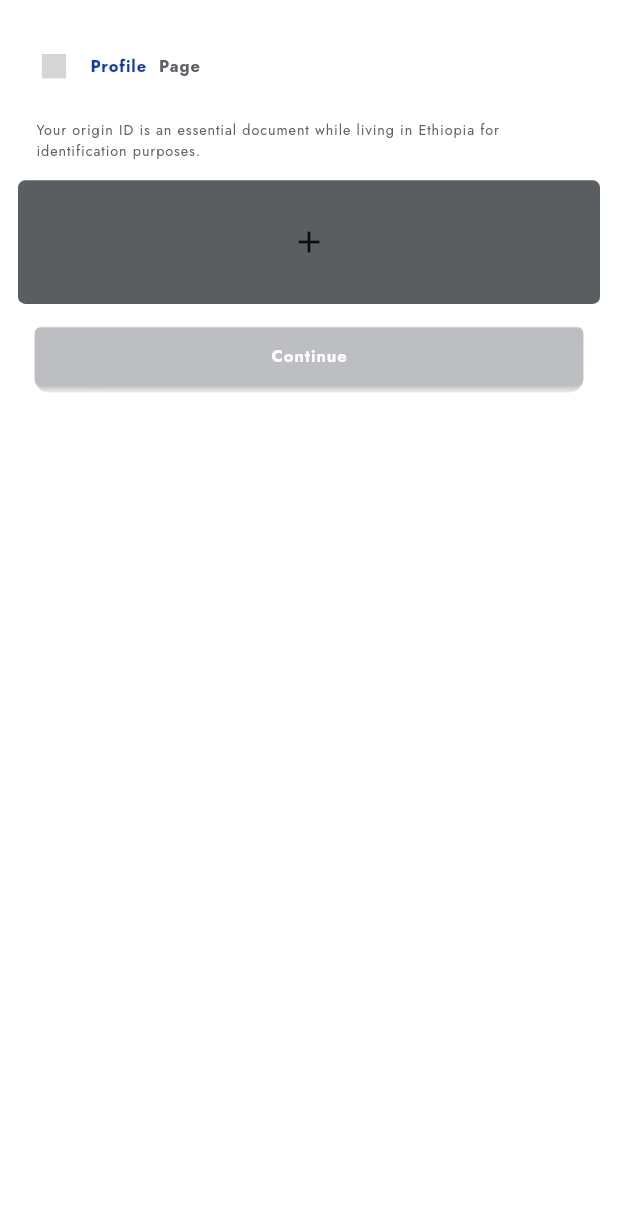
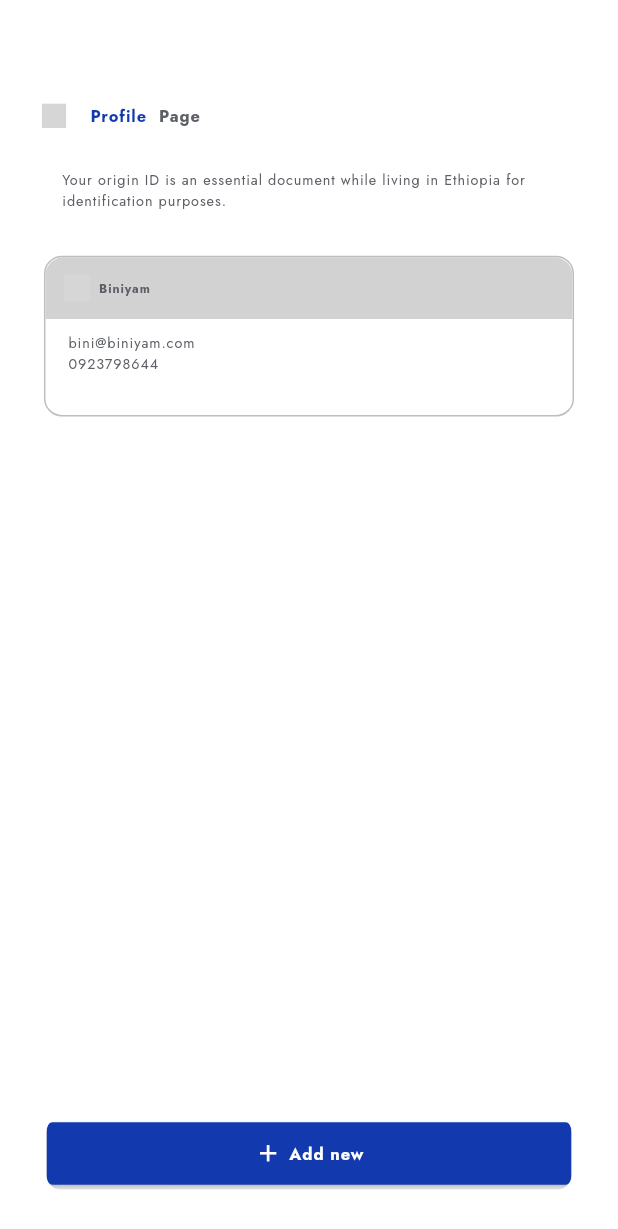
Before and after one commit to binimuse/ics, a Flutter app: the ProfileView screen opened directly, on a phone screen of 412 x 824 dp. Shown: the top 1229 px of the screen. Run offline on Flutter 3.47's test engine with Material 2 defaults, Android fonts, the phone set to English and light mode, and no system bars; our stand-ins replace bot_toast, cached_network_image, carousel_slider, connectivity, connectivity_plus, country_code_picker and 15 more; missing offline and left inert: edge_detection; accounts and stored records are empty; network calls fail; grey boxes are pictures that could not be loaded.

Commit message:
<fix> other pages on my page are  done

```diff
--- a/lib/app/modules/new_passport/controllers/new_passport_controller.dart
+++ b/lib/app/modules/new_passport/controllers/new_passport_controller.dart
@@ -1,7 +1,6 @@
 import 'package:flutter_form_builder/flutter_form_builder.dart';
 import 'package:get/get.dart';
 import 'package:ics/app/common/data/graphql_common_api.dart';
-import 'package:ics/app/common/model/dropdown_common_model.dart';
 import 'package:ics/app/modules/new_passport/data/model/basemodel.dart';
 import 'package:ics/app/modules/new_passport/data/model/confirmation_model.dart';
 
@@ -140,13 +139,11 @@ class NewPassportController extends GetxController {
 
   List<String> bcountries = [];
   List<String> gender = [];
-
+  var isfeched = false.obs;
   Future<void> getGender() async {
     try {
       dynamic result =
           await graphQLCommonApi.query(getGenderQuery.fetchData(), {});
-
-
 
       baseData.value = Basemodel.fromJson(result);
       gender = baseData.value!.base_genders.map((e) => e.name).toList();
@@ -155,7 +152,9 @@ class NewPassportController extends GetxController {
 
       bcountries =
           baseData.value!.base_countries.map((e) => e.name_json).toList();
+      isfeched(true);
     } catch (e) {
+      isfeched(false);
       print(">>>>>>>>>>>>>>>>>> $e");
     }
   }
--- a/lib/app/modules/new_passport/views/new_passport_view.dart
+++ b/lib/app/modules/new_passport/views/new_passport_view.dart
@@ -58,7 +58,7 @@ class NewPassportView extends GetView<NewPassportController> {
                   horizontal: AppSizes.mp_w_6,
                 ),
                 onPressed: () {
-                  if (controller.areAllTermsSelected()) {
+                  if (!controller.areAllTermsSelected()) {
                     Get.to(() => ProfileView());
                   } else {
                     AppToasts.showError("Error, Please select all terms");
--- a/lib/app/modules/new_passport/views/widget/profile_view.dart
+++ b/lib/app/modules/new_passport/views/widget/profile_view.dart
@@ -7,7 +7,7 @@ import 'package:ics/app/config/theme/app_colors.dart';
 import 'package:ics/app/config/theme/app_sizes.dart';
 import 'package:ics/app/config/theme/app_text_styles.dart';
 import 'package:ics/app/modules/new_passport/views/widget/newpassportform.dart';
-
+import 'package:flutter_svg/flutter_svg.dart';
 import 'package:ics/gen/assets.gen.dart';
 import 'package:sizer/sizer.dart';
 
@@ -20,19 +20,14 @@ class ProfileView extends GetView<NewPassportController> {
       backgroundColor: AppColors.whiteOff,
       body: Padding(
         padding: const EdgeInsets.all(12.0),
-        child: ListView(
+        child: Column(
           children: [
             SizedBox(
-              height: 1.h,
+              height: 5.h,
             ),
             buildName(context),
             buildOrgin(context),
-            SquareButton(
-              icon: Icons.add,
-              onPressed: () {
-                // Handle button press here
-              },
-            ),
+            buildCard(),
             buildActionButtons(),
           ],
         ),
@@ -67,15 +62,20 @@ class ProfileView extends GetView<NewPassportController> {
       padding: EdgeInsets.all(8.sp),
       child: Column(
         children: [
-          Obx(() => CustomNormalButton(
-                text: 'Continue',
+          Padding(
+            padding: const EdgeInsets.all(8.0),
+            child: CustomNormalButton(
+              text: 'Add new',
               textStyle: AppTextStyles.bodyLargeBold.copyWith(
                 color: AppColors.whiteOff,
               ),
+              leftIcon: Icon(
+                Icons.add,
+                color: AppColors.whiteOff,
+                size: AppSizes.icon_size_8 * 0.8,
+              ),
               textcolor: AppColors.whiteOff,
-                buttoncolor: controller.areAllTermsSelected()
-                    ? AppColors.primary
-                    : AppColors.grayLight,
+              buttoncolor: AppColors.primary,
               borderRadius: AppSizes.radius_8,
               padding: EdgeInsets.symmetric(
                 vertical: AppSizes.mp_v_2,
@@ -84,7 +84,8 @@ class ProfileView extends GetView<NewPassportController> {
               onPressed: () {
                 Get.to(() => NewPassportForm());
               },
-              )),
+            ),
+          ),
         ],
       ),
     );
@@ -116,25 +117,111 @@ class ProfileView extends GetView<NewPassportController> {
       ],
     );
   }
+
+  buildCard() {
+    return Expanded(
+      child: Container(
+        child: SingleChildScrollView(
+          child: Column(
+            children: [
+              Container(
+                width: double.infinity,
+                padding: EdgeInsets.symmetric(horizontal: AppSizes.mp_w_6),
+                child: Column(
+                  crossAxisAlignment: CrossAxisAlignment.start,
+                  mainAxisSize: MainAxisSize.min,
+                  children: [
+                    SizedBox(height: AppSizes.mp_v_2 * 1.5),
+                    buildCompanyInfoItem(
+                      name: "Biniyam",
+                      email: "bini@biniyam.com",
+                      phone: "0923798644",
+                    ),
+                    SizedBox(height: AppSizes.mp_v_2 * 1.5),
+                  ],
+                ),
+              ),
+            ],
+          ),
+        ),
+      ),
+    );
   }
 
-class SquareButton extends StatelessWidget {
-  final IconData icon;
-  final VoidCallback onPressed;
-
-  SquareButton({required this.icon, required this.onPressed});
-
-  @override
-  Widget build(BuildContext context) {
+  Widget buildCompanyInfoItem({
+    required String name,
+    required String email,
+    required String phone,
+  }) {
     return Container(
+      height: 13.h,
       decoration: BoxDecoration(
-        color: AppColors.toastMessageBackground,
-        borderRadius: BorderRadius.circular(AppSizes.radius_4),
+        borderRadius: BorderRadius.circular(12.0),
+        border: Border.all(
+          color: AppColors.grayLight,
+          width: 1.0,
         ),
-
-      width: 20.w, // Set the desired width of the button
-      height: 20.w, // Set the desired height of the button
-      child: Icon(icon),
+        color: AppColors.whiteOff,
+      ),
+      child: Column(
+        crossAxisAlignment: CrossAxisAlignment.start,
+        children: [
+          Container(
+            decoration: BoxDecoration(
+              borderRadius: BorderRadius.only(
+                topLeft: Radius.circular(12),
+                topRight: Radius.circular(12),
+              ),
+              color: AppColors.grayLighter,
+            ),
+            height: 5.h,
+            child: Row(
+              children: [
+                SizedBox(
+                  width: 3.w,
+                ),
+                SvgPicture.asset(
+                  Assets.icons.profile,
+                  color: AppColors.grayDark,
+                  width: AppSizes.icon_size_6,
+                ),
+                SizedBox(
+                  width: AppSizes.mp_v_1,
+                ),
+                Text(
+                  name,
+                  style: AppTextStyles.bodySmallBold.copyWith(
+                      color: AppColors.grayDark,
+                      fontSize: AppSizes.font_12 * 1.0),
+                ),
+              ],
+            ),
+          ),
+          SizedBox(
+            width: AppSizes.mp_v_4,
+          ),
+          Padding(
+            padding: const EdgeInsets.only(left: 15.0, top: 9.0),
+            child: Column(
+              crossAxisAlignment: CrossAxisAlignment.start,
+              children: [
+                Text(
+                  email,
+                  style: AppTextStyles.bodySmallRegular.copyWith(
+                    color: AppColors.grayDark,
+                  ),
+                ),
+                Text(
+                  phone,
+                  style: AppTextStyles.bodySmallRegular.copyWith(
+                    color: AppColors.grayDark,
+                  ),
+                ),
+              ],
+            ),
+          ),
+        ],
+      ),
     );
   }
 }
```
Also changed, not shown: lib/app/common/forms/reusableDropdown.dart (+7 -31 lines), lib/app/modules/new_passport/views/widget/steps/step_one.dart (+41 -26 lines), lib/app/modules/new_passport/views/widget/steps/step_three.dart (+7 -4 lines), lib/app/modules/new_passport/views/widget/steps/step_two.dart (+14 -17 lines). Lines whose indentation alone changed are shown as unchanged.
